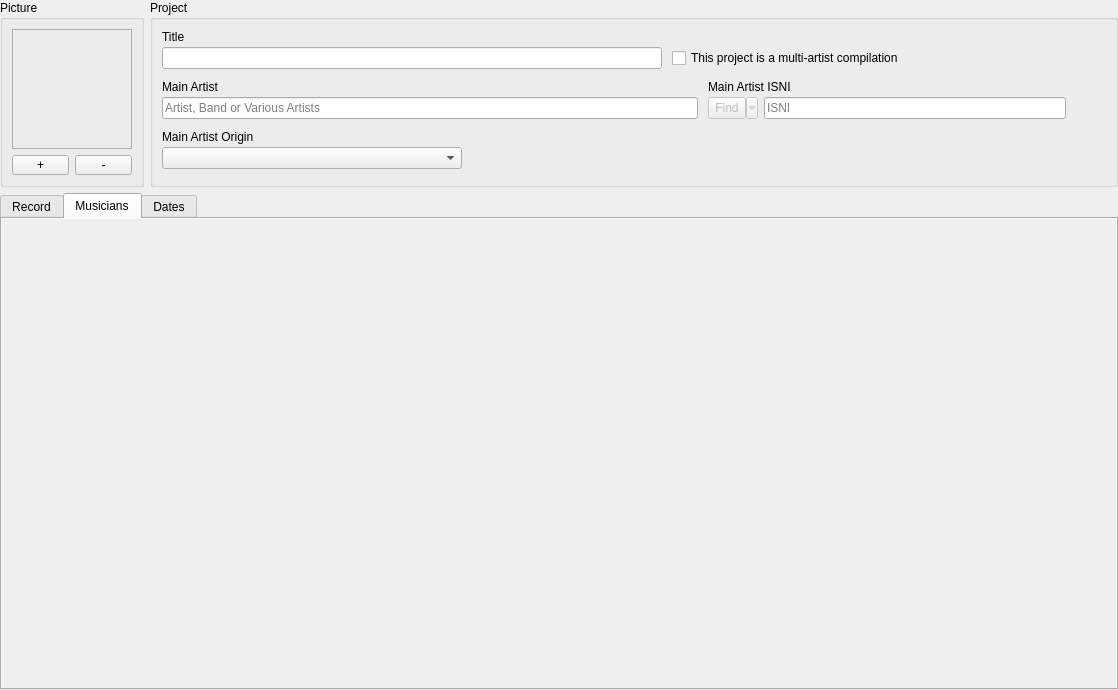
Qt form resources/ui/album_page.ui (Iconoclasteinc/tgit) before a commit.
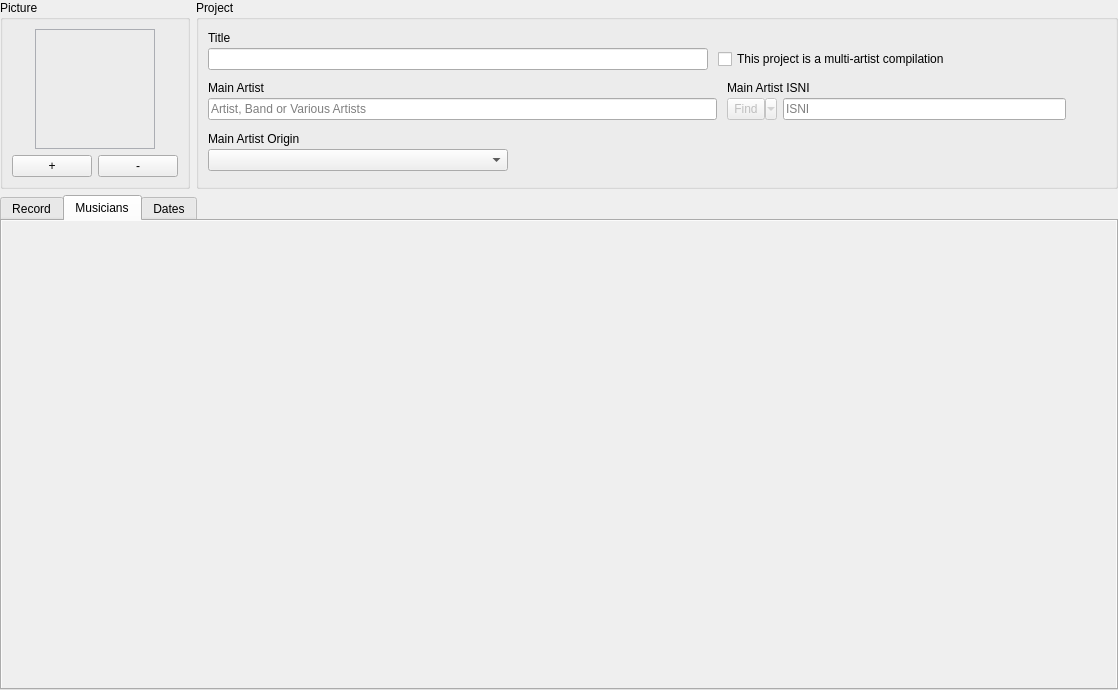
The same form after that commit. The open tabs and pages were chosen to show the change. Custom widgets are drawn as their Qt base class.

Commit message: Use native looking buttons to add and remove album cover, and center cover image in picture box

Diff of the .ui file:
```diff
--- a/resources/ui/album_page.ui
+++ b/resources/ui/album_page.ui
@@ -223,7 +223,7 @@
             <x>0</x>
             <y>0</y>
             <width>1112</width>
-            <height>475</height>
+            <height>438</height>
            </rect>
           </property>
           <layout class="QVBoxLayout" name="verticalLayout">
@@ -424,6 +424,8 @@
        </property>
        <layout class="QVBoxLayout" name="verticalLayout_5">
         <item>
+         <layout class="QVBoxLayout" name="verticalLayout_6">
+          <item alignment="Qt::AlignHCenter">
          <widget class="QLabel" name="_front_cover">
           <property name="sizePolicy">
            <sizepolicy hsizetype="Fixed" vsizetype="Fixed">
@@ -450,17 +452,11 @@
         </item>
         <item>
          <layout class="QHBoxLayout" name="_picture_button_container">
+            <property name="sizeConstraint">
+             <enum>QLayout::SetDefaultConstraint</enum>
+            </property>
           <item>
            <widget class="QPushButton" name="_select_picture_button">
-            <property name="minimumSize">
-             <size>
-              <width>0</width>
-              <height>20</height>
-             </size>
-            </property>
-            <property name="styleSheet">
-             <string notr="true">margin: 0;</string>
-            </property>
             <property name="text">
              <string>+</string>
             </property>
@@ -468,12 +464,6 @@
           </item>
           <item>
            <widget class="QPushButton" name="_remove_picture_button">
-            <property name="minimumSize">
-             <size>
-              <width>0</width>
-              <height>20</height>
-             </size>
-            </property>
             <property name="cursor">
              <cursorShape>PointingHandCursor</cursorShape>
             </property>
@@ -483,9 +473,6 @@
             <property name="toolTip">
              <string>Remove the picture</string>
             </property>
-            <property name="styleSheet">
-             <string notr="true">margin: 0;</string>
-            </property>
             <property name="text">
              <string>-</string>
             </property>
@@ -494,6 +481,8 @@
          </layout>
         </item>
        </layout>
+        </item>
+       </layout>
       </widget>
      </item>
      <item>
```
Left out of the diff: 6 changed lines with no effect on the pictures. Lines whose indentation alone changed are shown as unchanged.
